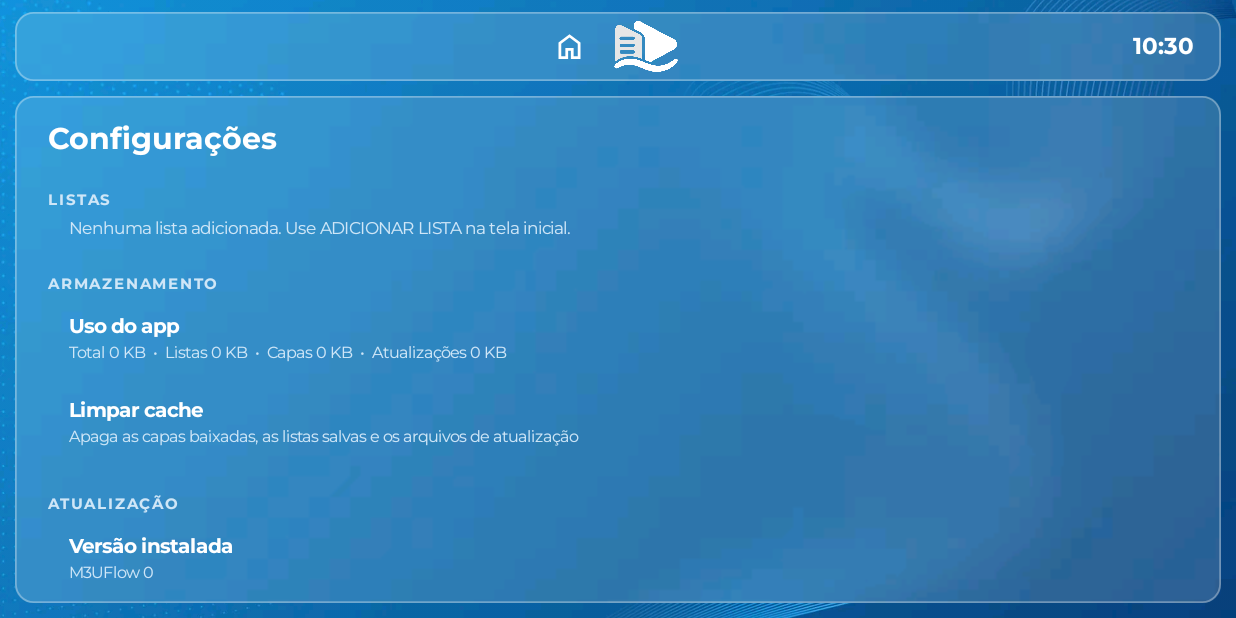
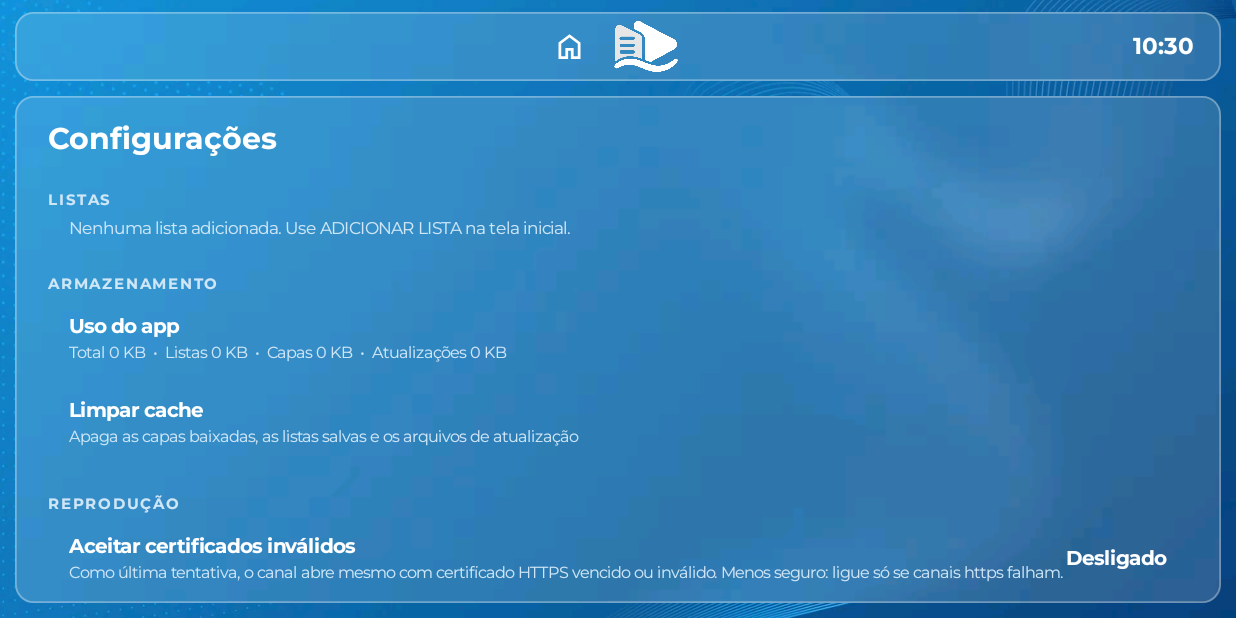
Before and after one commit to Natan-Tec/MyPlayer, an Android app: the SettingsActivity screen opened directly, with no data from a screen before it, on a phone screen of 824 x 412 dp (held sideways). Run offline under Robolectric (Android 15) with nearby library versions, the phone set to English and light mode, and no system bars.

Commit message:
Player: Origin automático e opção de aceitar certificados inválidos
- Tentativas com User-Agent alternativo agora enviam também o Origin
  (derivado do endereço do canal); o Origin da própria lista tem prioridade.
- Nova opção em Configurações > Reprodução: "Aceitar certificados inválidos"
  (desligada por padrão). Quando ligada, adiciona tentativas finais com um
  cliente OkHttp que não valida o certificado HTTPS; as demais tentativas
  continuam estritas.

Co-Authored-By: Claude Sonnet 5.5 <noreply@anthropic.com>
Claude-Session: https://claude.ai/code/session_01WNDNKq69gUuPcxqX1U1rAg

```diff
--- a/app/src/main/java/com/meuplayer/tv/Channel.kt
+++ b/app/src/main/java/com/meuplayer/tv/Channel.kt
@@ -33,6 +33,9 @@ const val USER_AGENT = "VLC/3.0.20 LibVLC/3.0.20"
 
 /** Chave (no SharedPreferences "m3u") do endereço do último canal assistido. */
 const val PREF_LAST_URL = "last_url"
+
+/** Chave (no SharedPreferences "m3u") da opção "Aceitar certificados inválidos" (desligada por padrão). */
+const val PREF_INSECURE_SSL = "insecure_ssl"
 
 /** Guarda a lista atual e o canal escolhido para o player poder trocar de canal. */
 object PlayerState {
--- a/app/src/main/java/com/meuplayer/tv/SettingsActivity.kt
+++ b/app/src/main/java/com/meuplayer/tv/SettingsActivity.kt
@@ -100,6 +100,19 @@ class SettingsActivity : AppCompatActivity() {
         storageSub = row("Uso do app", "Calculando…").sub
         row("Limpar cache", "Apaga as capas baixadas, as listas salvas e os arquivos de atualização") { clearCache() }
         refreshStorage()
+
+        section("REPRODUÇÃO")
+        val prefs = getSharedPreferences("m3u", MODE_PRIVATE)
+        fun sslLabel() = if (prefs.getBoolean(PREF_INSECURE_SSL, false)) "Ligado" else "Desligado"
+        lateinit var sslRow: Row
+        sslRow = row(
+            "Aceitar certificados inválidos",
+            "Como última tentativa, o canal abre mesmo com certificado HTTPS vencido ou inválido. Menos seguro: ligue só se canais https falham.",
+            sslLabel()
+        ) {
+            prefs.edit().putBoolean(PREF_INSECURE_SSL, !prefs.getBoolean(PREF_INSECURE_SSL, false)).apply()
+            sslRow.value.text = sslLabel()
+        }
 
         section("ATUALIZAÇÃO")
         row("Versão instalada", "M3UFlow ${Updater.installedVersion(this)}")
```
Also changed, not shown: app/src/main/java/com/meuplayer/tv/PlayerActivity.kt (+33 -4 lines).
